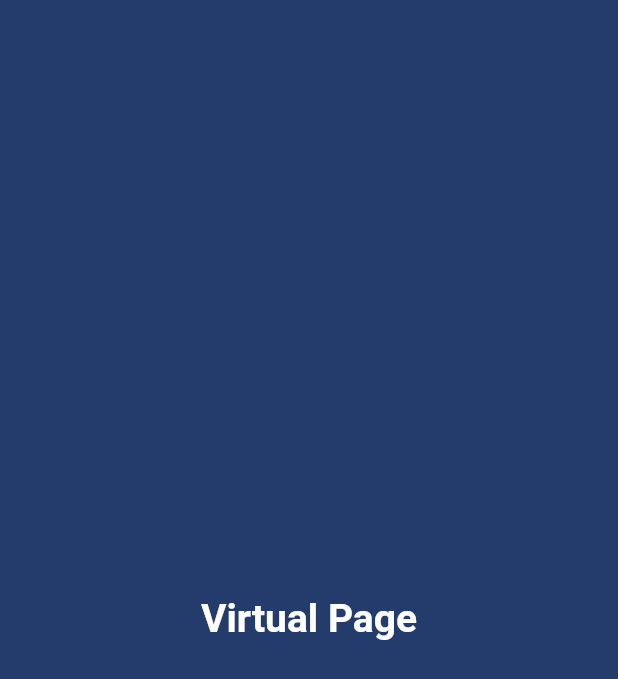
After one commit to AllexisAlvarico/JAMHS_Flutter, a Flutter app: the screen it shows after launch, after a tap on "Virtual Tours", on a phone screen of 412 x 824 dp. The commit adds this screen. Shown: the top 679 px of the screen. Run offline on Flutter 3.47's test engine with Material 2 defaults, Android fonts, the phone set to English and light mode, and no system bars; missing offline and left inert: model_viewer.

Commit message:
changed the donate to virtual tours

```diff
--- a/lib/homepage.dart
+++ b/lib/homepage.dart
@@ -3,6 +3,7 @@ import 'package:url_launcher/url_launcher.dart';
 import 'article.dart';
 import 'collection.dart';
 import 'aboutus.dart';
+import 'virtualTourpage.dart';
 import 'dart:async';
 
 class HomePage extends StatefulWidget {
@@ -41,8 +42,8 @@ class _HomePageState extends State<HomePage> {
                         "Articles", 0),
                     gridItems(Icons.collections, "assets/images/homelogo.png",
                         "Collections", 1),
-                    gridItems(Icons.credit_card, "assets/images/homelogo.png",
-                        "Donate", 2),
+                    gridItems(Icons.tour, "assets/images/homelogo.png",
+                        "Virtual Tours", 2),
                     gridItems(Icons.question_answer,
                         "assets/images/homelogo.png", "About Us!", 3),
                   ],
@@ -81,7 +82,10 @@ class _HomePageState extends State<HomePage> {
               );
               break;
             case 2:
-              launchURLBrowser();
+              Navigator.push(
+                context,
+                MaterialPageRoute(builder: (context) => VirutalToursPage()),
+              );
               break;
             case 3:
               Navigator.push(
--- /dev/null
+++ b/lib/virtualTourpage.dart
@@ -0,0 +1,22 @@
+import 'package:flutter/material.dart';
+
+class VirutalToursPage extends StatefulWidget {
+  @override
+  _VirutalToursPageState createState() => _VirutalToursPageState();
+}
+
+class _VirutalToursPageState extends State<VirutalToursPage> {
+  @override
+  Widget build(BuildContext context) {
+    return Scaffold(
+        backgroundColor: Color(0xff243C6C),
+        body: Align(
+          alignment: Alignment.center,
+          child: Text(
+            "Virtual Page",
+            style: TextStyle(
+                color: Colors.white, fontSize: 26, fontWeight: FontWeight.bold),
+          ),
+        ));
+  }
+}
```
